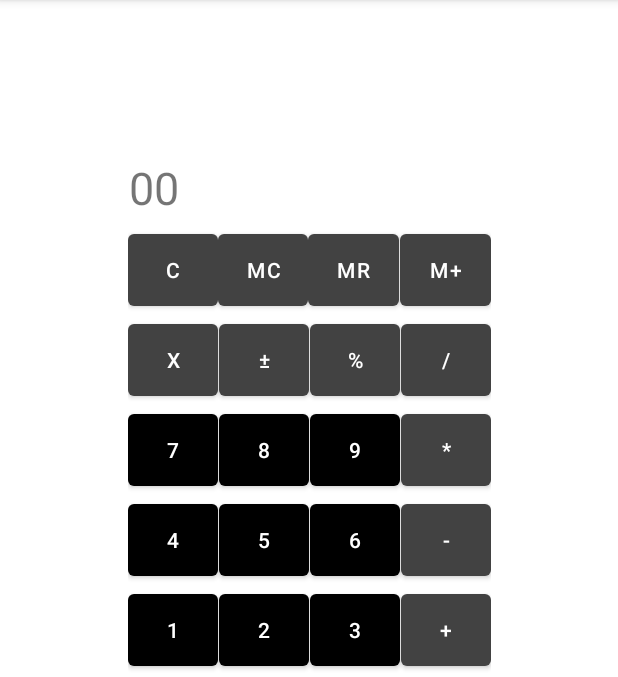
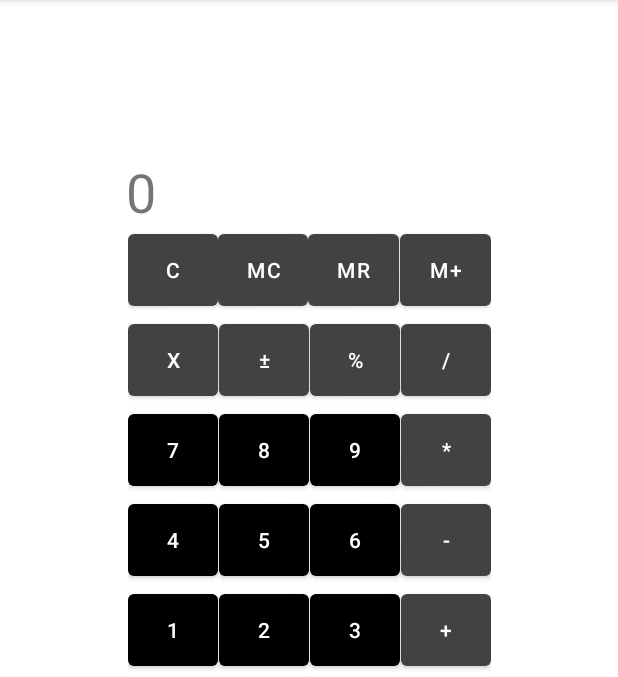
Before and after one commit to PavelIks/Android_Calculator, an Android app: the screen it shows after launch (MainActivity), on a phone screen of 412 x 824 dp, the part 84-761 px from its top. Run offline under Robolectric (Android 15) with nearby library versions, the phone set to English and light mode, and no system bars; 1 statement that could not run was skipped.

Commit message:
Updated-9.

```diff
--- a/app/src/main/res/layout/activity_main.xml
+++ b/app/src/main/res/layout/activity_main.xml
@@ -15,13 +15,10 @@
         android:layout_marginTop="150dp"
         android:layout_marginEnd="16dp"
         android:layout_marginRight="16dp"
-        android:layout_marginBottom="74dp"
         android:orientation="vertical"
-        app:layout_constraintBottom_toTopOf="@+id/tv1"
         app:layout_constraintEnd_toEndOf="parent"
         app:layout_constraintStart_toStartOf="parent"
-        app:layout_constraintTop_toTopOf="parent"
-        app:layout_constraintVertical_bias="0.0">
+        app:layout_constraintTop_toTopOf="parent">
 
         <LinearLayout
             android:layout_width="match_parent"
@@ -313,23 +310,20 @@
     </LinearLayout>
 
     <TextView
-        android:id="@+id/tv1"
-        android:layout_width="237dp"
+        android:id="@+id/textview1"
+        android:layout_width="242dp"
         android:layout_height="45dp"
-        android:layout_marginStart="24dp"
-        android:layout_marginLeft="24dp"
-        android:layout_marginTop="110dp"
-        android:layout_marginEnd="25dp"
-        android:layout_marginRight="25dp"
-        android:selectAllOnFocus="false"
-        android:singleLine="false"
-        android:text="00"
-        android:textIsSelectable="true"
-        android:textSize="30sp"
+        android:layout_marginStart="87dp"
+        android:layout_marginLeft="87dp"
+        android:layout_marginTop="105dp"
+        android:layout_marginEnd="89dp"
+        android:layout_marginRight="89dp"
+        android:layout_marginBottom="4dp"
+        android:text="0"
+        android:textSize="36sp"
         app:layout_constraintBottom_toTopOf="@+id/linearLayout"
         app:layout_constraintEnd_toEndOf="parent"
-        app:layout_constraintHorizontal_bias="0.497"
         app:layout_constraintStart_toStartOf="parent"
-        app:layout_constraintTop_toTopOf="parent"
-        app:layout_constraintVertical_bias="1.0" />
+        app:layout_constraintTop_toTopOf="parent" />
+
 </androidx.constraintlayout.widget.ConstraintLayout>
```
Also changed, not shown: app/src/main/java/com/example/calc/MainActivity.java (+38 -11 lines).
